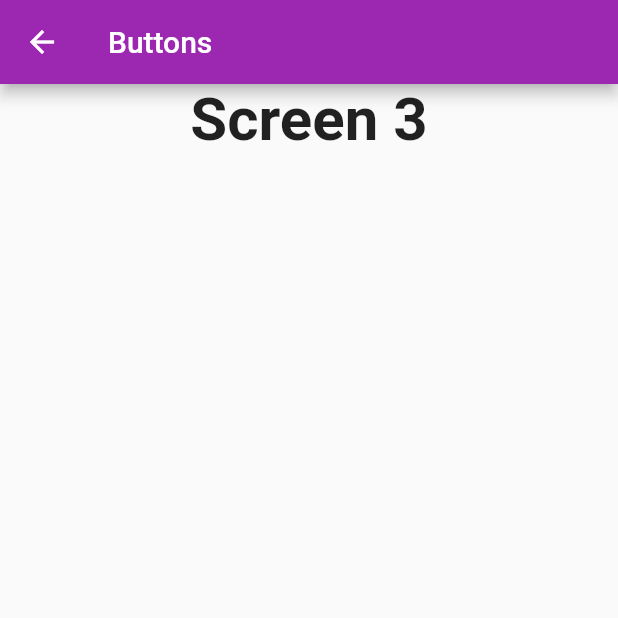
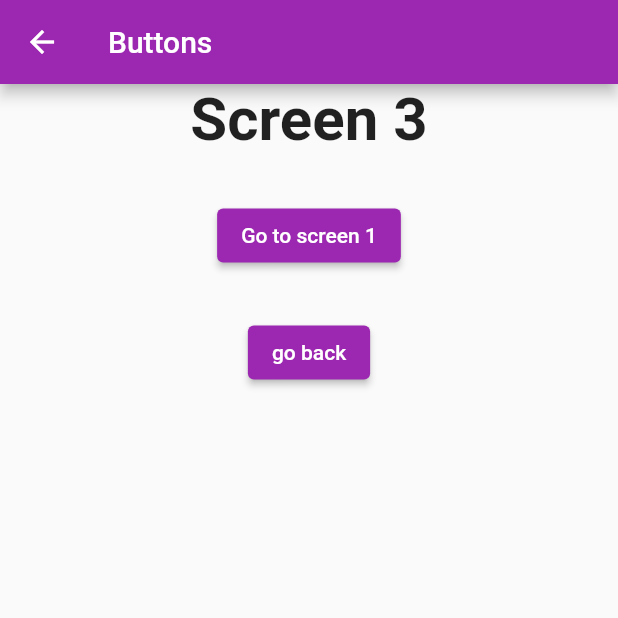
Before and after one commit to Faizan-Afzal2/buttons_navigation, a Flutter app: the Screen3 screen opened directly, on a phone screen of 412 x 824 dp, the top half of it. Run offline on Flutter 3.47's test engine with Material 2 defaults, Android fonts, the phone set to English and light mode, and no system bars.

Commit message:
Navigation done

```diff
--- a/lib/screen_2.dart
+++ b/lib/screen_2.dart
@@ -1,5 +1,6 @@
 import 'dart:async';
 
+import 'package:buttons_navigation/screen_3.dart';
 import 'package:flutter/material.dart';
 
 class Screen2 extends StatelessWidget {
@@ -15,8 +16,17 @@ class Screen2 extends StatelessWidget {
       body: Column(
         children: [
           Center(
-            child: Text("Screen 2",style: TextStyle(fontSize: 40,fontWeight: FontWeight.w600),)
+            child: Text("Screen 2",style: TextStyle(fontSize: 40,fontWeight: FontWeight.w600),),
+
           ),
+          SizedBox(height: 30,),
+          ElevatedButton(onPressed: (){
+            Navigator.push(context, MaterialPageRoute(builder: (context)=>Screen3()));
+          }, child: Text("go to screen 3")),
+          SizedBox(height: 30,),
+          ElevatedButton(onPressed: (){
+            Navigator.pop(context);
+          }, child: Text("go back"))
         ],
       ),
     );
--- a/lib/screen_3.dart
+++ b/lib/screen_3.dart
@@ -1,13 +1,13 @@
 import 'dart:async';
 
+import 'package:buttons_navigation/screen_1.dart';
 import 'package:flutter/material.dart';
 
 class Screen3 extends StatelessWidget {
   const Screen3({super.key});
 
   @override
-   Widget build(BuildContext context) {
-
+  Widget build(BuildContext context) {
     return Scaffold(
       appBar: AppBar(
         title: Text("Buttons"),
@@ -15,11 +15,31 @@ class Screen3 extends StatelessWidget {
       body: Column(
         children: [
           Center(
-            child: Text("Screen 3",style: TextStyle(fontSize: 40,fontWeight: FontWeight.w600),)
+              child: Text(
+            "Screen 3",
+            style: TextStyle(fontSize: 40, fontWeight: FontWeight.w600),
+          )),
+          SizedBox(
+            height: 30,
           ),
+          ElevatedButton(
+            onPressed: () {
+              // Navigator.of(context).popUntil(((route) => (false)));
+              Navigator.pushAndRemoveUntil(
+                  context, MaterialPageRoute(builder: (context)=>Screen1()) , (route) => false);
+            },
+            child: Text("Go to screen 1"),
+          ),
+          SizedBox(
+            height: 30,
+          ),
+          ElevatedButton(
+              onPressed: () {
+                Navigator.pop(context);
+              },
+              child: Text("go back"))
         ],
       ),
     );
   }
-
 }
```
Also changed, not shown: lib/screen_1.dart (+60 -4 lines).
